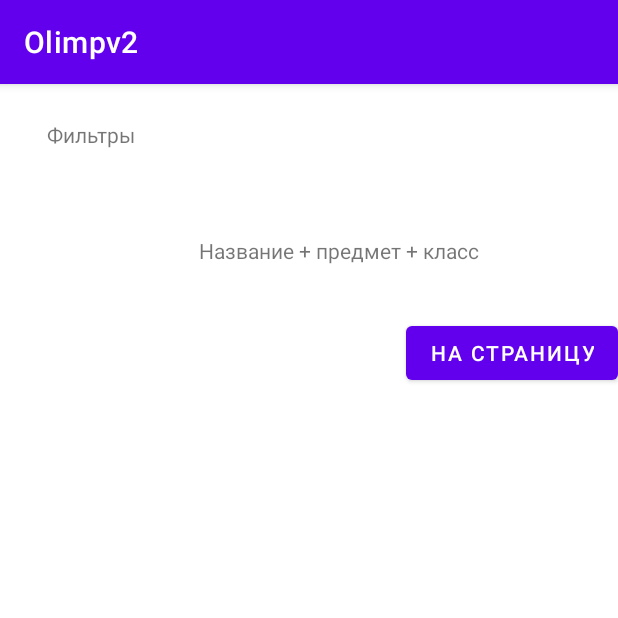
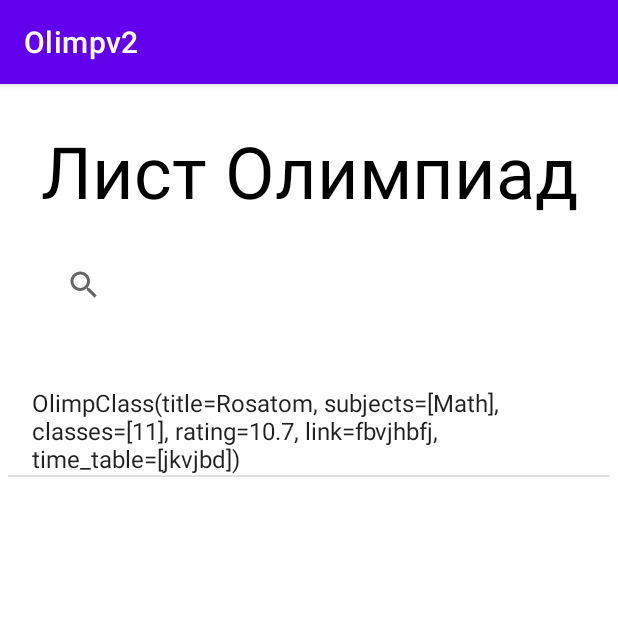
Before and after one commit to mikalinin/OlimpApp, an Android app: the OlimpList screen opened directly, with no data from a screen before it, on a phone screen of 412 x 824 dp, the top half of it. Run offline under Robolectric (Android 15) with nearby library versions, the phone set to English and light mode, and no system bars.

Commit message:
OlimpList

```diff
--- a/app/src/main/java/com/example/olimpv2/OlimpClass.kt
+++ b/app/src/main/java/com/example/olimpv2/OlimpClass.kt
@@ -4,7 +4,7 @@ data class OlimpClass(
     val title:String,
     val subjects:List<String>,
     val classes:List<Int>,
-    val rating:Float,
+    val rating: Double,
     val link:String,
-    val time_table:Map<String, String>
+    val time_table: List<Any>
 )
--- a/app/src/main/java/com/example/olimpv2/OlimpList.kt
+++ b/app/src/main/java/com/example/olimpv2/OlimpList.kt
@@ -1,18 +1,24 @@
 package com.example.olimpv2
 
-import android.content.Intent
+import android.annotation.SuppressLint
 import androidx.appcompat.app.AppCompatActivity
 import android.os.Bundle
-import android.widget.Button
+import android.widget.ArrayAdapter
+import android.widget.ListView
+import android.widget.Toast
 
 class OlimpList : AppCompatActivity() {
+    @SuppressLint("MissingInflatedId")
     override fun onCreate(savedInstanceState: Bundle?) {
         super.onCreate(savedInstanceState)
         setContentView(R.layout.activity_olimp_list)
-        var olimp_info_button:Button = findViewById(R.id.olimp_info_button)
-        olimp_info_button.setOnClickListener{
-            var IntentOlimpInfo = Intent(this,OlimpInfo::class.java)
-            startActivity(IntentOlimpInfo)
+        val Olimplist: ListView =findViewById(R.id.Olimp_List)
+        var arr = ArrayList<OlimpClass>()
+        arr.add(OlimpClass("Rosatom", listOf("Math"), listOf(11),10.7,"fbvjhbfj", listOf("jkvjbd")))
+        val adapter = ArrayAdapter(this,android.R.layout.simple_list_item_1,arr)
+        Olimplist.adapter = adapter
+        Olimplist.setOnItemClickListener { adapterView, view, position, id ->
+            Toast.makeText(this, "Pos: $position",Toast.LENGTH_SHORT).show()
         }
     }
 }
--- a/app/src/main/res/layout/activity_main.xml
+++ b/app/src/main/res/layout/activity_main.xml
@@ -59,6 +59,7 @@
         app:layout_constraintEnd_toEndOf="parent"
         app:layout_constraintStart_toStartOf="parent"
         app:layout_constraintTop_toTopOf="parent"
+        app:srcCompat="@drawable/_300"
         tools:srcCompat="@tools:sample/avatars" />
 
     <EditText
--- a/app/src/main/res/layout/activity_olimp_list.xml
+++ b/app/src/main/res/layout/activity_olimp_list.xml
@@ -7,40 +7,33 @@
     tools:context=".OlimpList">
 
     <TextView
-        android:id="@+id/textView10"
-        android:layout_width="350dp"
-        android:layout_height="53dp"
-        android:layout_marginTop="24dp"
-        android:text="Фильтры"
+        android:id="@+id/textView6"
+        android:layout_width="wrap_content"
+        android:layout_height="wrap_content"
+        android:layout_marginTop="25dp"
+        android:text="Лист Олимпиад"
+        android:textColor="#000000"
+        android:textSize="48sp"
         app:layout_constraintEnd_toEndOf="parent"
         app:layout_constraintStart_toStartOf="parent"
         app:layout_constraintTop_toTopOf="parent" />
 
-    <ImageView
-        android:id="@+id/imageView3"
-        android:layout_width="77dp"
-        android:layout_height="71dp"
-        android:layout_marginStart="24dp"
-        android:layout_marginTop="24dp"
+    <SearchView
+        android:id="@+id/searchView"
+        android:layout_width="348dp"
+        android:layout_height="73dp"
+        android:layout_marginTop="97dp"
+        app:layout_constraintEnd_toEndOf="parent"
         app:layout_constraintStart_toStartOf="parent"
-        app:layout_constraintTop_toBottomOf="@+id/textView10"
-        tools:srcCompat="@tools:sample/avatars" />
+        app:layout_constraintTop_toTopOf="parent" />
 
-    <TextView
-        android:id="@+id/textView11"
-        android:layout_width="248dp"
-        android:layout_height="54dp"
-        android:layout_marginTop="24dp"
-        android:text="Название + предмет + класс"
+    <ListView
+        android:id="@+id/Olimp_List"
+        android:layout_width="401dp"
+        android:layout_height="535dp"
+        android:layout_marginTop="170dp"
+        app:layout_constraintBottom_toBottomOf="parent"
         app:layout_constraintEnd_toEndOf="parent"
-        app:layout_constraintStart_toEndOf="@+id/imageView3"
-        app:layout_constraintTop_toBottomOf="@+id/textView10" />
-
-    <Button
-        android:id="@+id/olimp_info_button"
-        android:layout_width="wrap_content"
-        android:layout_height="wrap_content"
-        android:text="на страницу"
-        app:layout_constraintEnd_toEndOf="parent"
-        app:layout_constraintTop_toBottomOf="@+id/textView11" />
+        app:layout_constraintStart_toStartOf="parent"
+        app:layout_constraintTop_toTopOf="parent" />
 </androidx.constraintlayout.widget.ConstraintLayout>
```
Also changed, not shown: app/src/main/res/layout/activity_home.xml (+24 -44 lines), app/src/main/res/drawable/_300.jpg (added).
